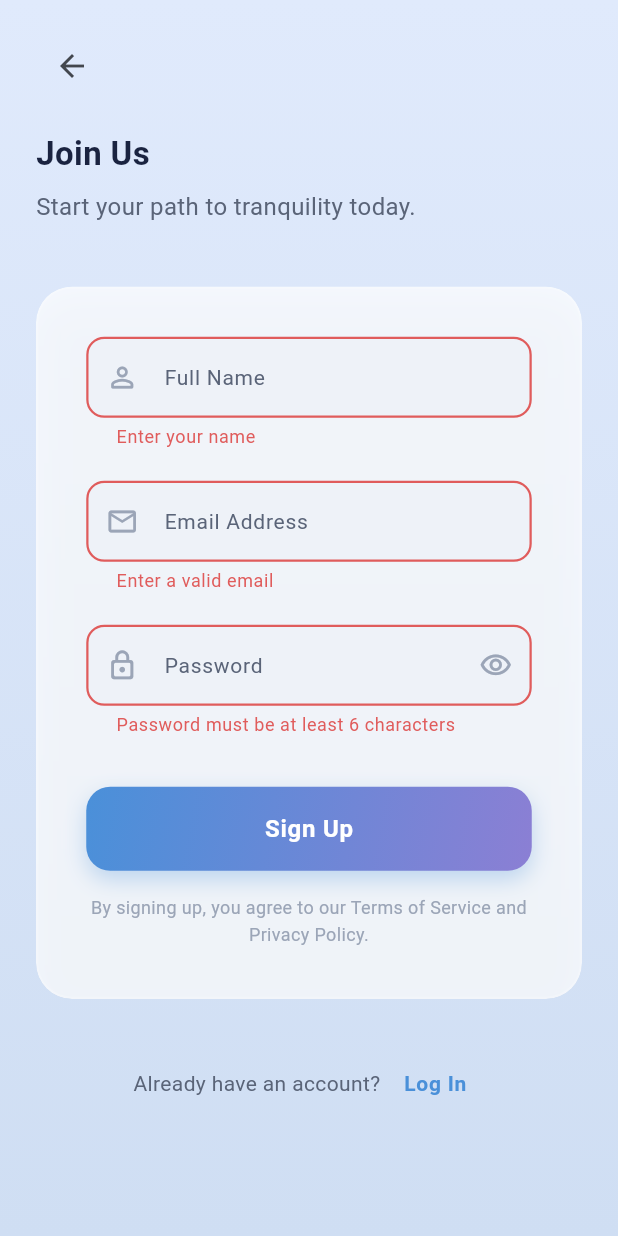
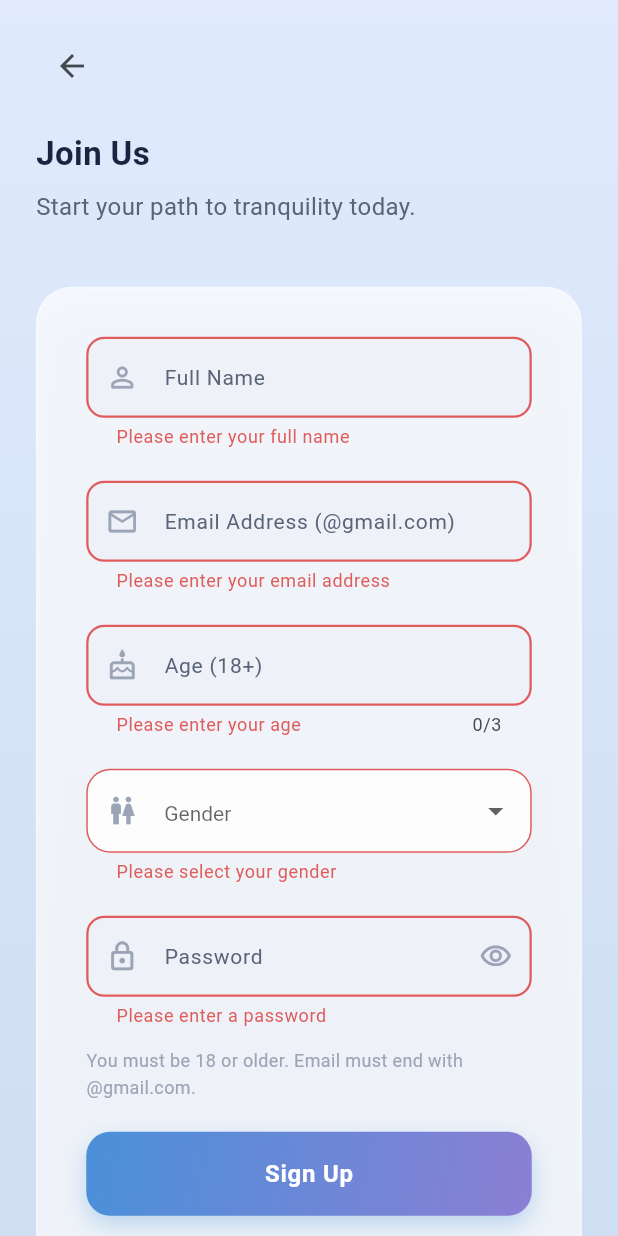
Before and after one commit to kidanuabebaw24-hue/therapy-app, a Flutter app: the RegisterScreen screen opened by its route, after a tap on "Sign Up", on a phone screen of 412 x 824 dp. Run offline on Flutter 3.47's test engine with Material 3 defaults, Android fonts, the phone set to English and light mode, and no system bars; drawn by our look-alikes of flutter_animate; our stand-ins replace cached_network_image, dio, fl_chart, flutter_riverpod, flutter_secure_storage, go_router and 6 more; accounts and stored records are empty; Roboto replaces fonts that are missing (Outfit).

Commit message:
Add registration validation for name, Gmail email, age 18+, and gender
Mobile sign-up now requires male/female selection, blocks digits in name, validates @gmail.com emails, and sends age/gender to the backend.

Co-authored-by: Cursor <cursoragent@cursor.com>

```diff
--- a/theraphy-flutter/lib/features/auth/presentation/pages/register_screen.dart
+++ b/theraphy-flutter/lib/features/auth/presentation/pages/register_screen.dart
@@ -1,14 +1,14 @@
 import 'package:flutter/material.dart';
+import 'package:flutter/services.dart';
 import 'package:flutter_animate/flutter_animate.dart';
 import 'package:theraphy_flutter/l10n/app_localizations.dart';
 import 'package:flutter_riverpod/flutter_riverpod.dart';
-import 'package:go_router/go_router.dart';
 import '../../../../core/constants/app_colors.dart';
 import '../../../../core/constants/app_text_styles.dart';
-import '../../../../routes/app_routes.dart';
 import '../widgets/auth_button.dart';
 import '../widgets/auth_text_field.dart';
 import '../widgets/glass_card.dart';
+import '../utils/register_validators.dart';
 import 'package:theraphy_flutter/features/auth/presentation/providers/auth_provider.dart';
 
 class RegisterScreen extends ConsumerStatefulWidget {
@@ -22,13 +22,21 @@ class _RegisterScreenState extends ConsumerState<RegisterScreen> {
   final _formKey = GlobalKey<FormState>();
   final _nameController = TextEditingController();
   final _emailController = TextEditingController();
+  final _ageController = TextEditingController();
   final _passwordController = TextEditingController();
+  String? _selectedGender;
   bool _isLoading = false;
+
+  static final _nameFormatters = [
+    FilteringTextInputFormatter.deny(RegExp(r'[0-9]')),
+    FilteringTextInputFormatter.allow(RegExp(r"[a-zA-Z\s'.-]")),
+  ];
 
   @override
   void dispose() {
     _nameController.dispose();
     _emailController.dispose();
+    _ageController.dispose();
     _passwordController.dispose();
     super.dispose();
   }
@@ -39,15 +47,17 @@ class _RegisterScreenState extends ConsumerState<RegisterScreen> {
     setState(() => _isLoading = true);
 
     try {
+      final age = int.parse(_ageController.text.trim());
       final success = await ref.read(authProvider.notifier).register(
-        _nameController.text,
-        _emailController.text,
-        _passwordController.text,
-      );
+            name: _nameController.text,
+            email: _emailController.text,
+            password: _passwordController.text,
+            age: age,
+            gender: _selectedGender!,
+          );
 
       if (success && mounted) {
-        // The router will automatically redirect to the dashboard
-        // because the auth state is now authenticated.
+        // Router redirects when auth state becomes authenticated.
       }
     } catch (e) {
       if (mounted) {
@@ -112,19 +122,35 @@ class _RegisterScreenState extends ConsumerState<RegisterScreen> {
                             controller: _nameController,
                             hintText: l10n.fullName,
                             prefixIcon: Icons.person_outline_rounded,
-                            validator: (val) => val == null || val.isEmpty
-                                ? l10n.enterYourName
-                                : null,
+                            inputFormatters: _nameFormatters,
+                            validator: RegisterValidators.validateName,
                           ),
                           const SizedBox(height: 20),
                           AuthTextField(
                             controller: _emailController,
-                            hintText: l10n.emailAddress,
+                            hintText: '${l10n.emailAddress} (@gmail.com)',
                             prefixIcon: Icons.email_outlined,
                             keyboardType: TextInputType.emailAddress,
-                            validator: (val) => val == null || !val.contains('@')
-                                ? l10n.invalidEmail
-                                : null,
+                            validator: RegisterValidators.validateGmail,
+                          ),
+                          const SizedBox(height: 20),
+                          AuthTextField(
+                            controller: _ageController,
+                            hintText: 'Age (18+)',
+                            prefixIcon: Icons.cake_outlined,
+                            keyboardType: TextInputType.number,
+                            maxLength: 3,
+                            inputFormatters: [
+                              FilteringTextInputFormatter.digitsOnly,
+                            ],
+                            validator: RegisterValidators.validateAge,
+                          ),
+                          const SizedBox(height: 20),
+                          _GenderField(
+                            value: _selectedGender,
+                            onChanged: (value) =>
+                                setState(() => _selectedGender = value),
+                            validator: RegisterValidators.validateGender,
                           ),
                           const SizedBox(height: 20),
                           AuthTextField(
@@ -132,11 +158,16 @@ class _RegisterScreenState extends ConsumerState<RegisterScreen> {
                             hintText: l10n.password,
                             prefixIcon: Icons.lock_outline_rounded,
                             isPassword: true,
-                            validator: (val) => val == null || val.length < 6
-                                ? l10n.passwordMinLength
-                                : null,
+                            validator: RegisterValidators.validatePassword,
                           ),
-                          const SizedBox(height: 32),
+                          const SizedBox(height: 12),
+                          Text(
+                            'You must be 18 or older. Email must end with @gmail.com.',
+                            style: AppTextStyles.bodySmall.copyWith(
+                              color: AppColors.textHint,
+                            ),
+                          ),
+                          const SizedBox(height: 20),
                           AuthButton(
                             text: l10n.signUp,
                             onPressed: _handleRegister,
@@ -161,7 +192,7 @@ class _RegisterScreenState extends ConsumerState<RegisterScreen> {
                         style: AppTextStyles.bodyMedium.copyWith(color: AppColors.textSecondary),
                       ),
                       TextButton(
-                        onPressed: () => context.pop(),
+                        onPressed: () => Navigator.of(context).pop(),
                         child: Text(
                           l10n.login,
                           style: const TextStyle(fontWeight: FontWeight.bold),
@@ -178,3 +209,51 @@ class _RegisterScreenState extends ConsumerState<RegisterScreen> {
     );
   }
 }
+
+class _GenderField extends StatelessWidget {
+  final String? value;
+  final ValueChanged<String?> onChanged;
+  final String? Function(String?)? validator;
+
+  const _GenderField({
+    required this.value,
+    required this.onChanged,
+    this.validator,
+  });
+
+  @override
+  Widget build(BuildContext context) {
+    return DropdownButtonFormField<String>(
+      value: value,
+      decoration: InputDecoration(
+        hintText: 'Gender',
+        prefixIcon: const Icon(Icons.wc_outlined, size: 22),
+        filled: true,
+        fillColor: Colors.white.withValues(alpha: 0.85),
+        border: OutlineInputBorder(
+          borderRadius: BorderRadius.circular(16),
+          borderSide: BorderSide.none,
+        ),
+        enabledBorder: OutlineInputBorder(
+          borderRadius: BorderRadius.circular(16),
+          borderSide: BorderSide(color: AppColors.surfaceVariant.withValues(alpha: 0.5)),
+        ),
+        focusedBorder: OutlineInputBorder(
+          borderRadius: BorderRadius.circular(16),
+          borderSide: const BorderSide(color: AppColors.primary, width: 1.5),
+        ),
+        errorBorder: OutlineInputBorder(
+          borderRadius: BorderRadius.circular(16),
+          borderSide: const BorderSide(color: AppColors.error),
+        ),
+      ),
+      style: AppTextStyles.bodyMedium,
+      items: const [
+        DropdownMenuItem(value: 'male', child: Text('Male')),
+        DropdownMenuItem(value: 'female', child: Text('Female')),
+      ],
+      onChanged: onChanged,
+      validator: validator,
+    );
+  }
+}
--- a/theraphy-flutter/lib/features/auth/presentation/providers/auth_provider.dart
+++ b/theraphy-flutter/lib/features/auth/presentation/providers/auth_provider.dart
@@ -141,14 +141,23 @@ class AuthNotifier extends StateNotifier<AuthState> {
     }
   }
 
-  Future<bool> register(String name, String email, String password) async {
+  Future<bool> register({
+    required String name,
+    required String email,
+    required String password,
+    required int age,
+    required String gender,
+  }) async {
     state = state.copyWith(status: AuthStatus.loading, error: null);
     try {
       print('🌐 Attempting registration for $email...');
       final response = await _apiClient.post(ApiConstants.register, data: {
-        'name': name,
-        'email': email,
+        'name': name.trim(),
+        'email': email.trim().toLowerCase(),
         'password': password,
+        'role': 'client',
+        'age': age,
+        'gender': gender,
       });
 
       print('📩 Register response received: ${response.statusCode}');
--- /dev/null
+++ b/theraphy-flutter/lib/features/auth/presentation/utils/register_validators.dart
@@ -0,0 +1,76 @@
+/// Registration form validation rules for the mobile client sign-up flow.
+class RegisterValidators {
+  static final RegExp _gmailEmail = RegExp(
+    r'^[a-zA-Z0-9._%+-]+@gmail\.com$',
+    caseSensitive: false,
+  );
+
+  static final RegExp _nameHasDigit = RegExp(r'\d');
+  static final RegExp _nameAllowed = RegExp(r"^[a-zA-Z\s'.-]+$");
+
+  static String? validateName(String? value) {
+    final trimmed = value?.trim() ?? '';
+    if (trimmed.isEmpty) {
+      return 'Please enter your full name';
+    }
+    if (_nameHasDigit.hasMatch(trimmed)) {
+      return 'Name cannot contain numbers';
+    }
+    if (!_nameAllowed.hasMatch(trimmed)) {
+      return 'Name can only contain letters, spaces, and . \' -';
+    }
+    if (trimmed.length < 2) {
+      return 'Name must be at least 2 characters';
+    }
+    return null;
+  }
+
+  static String? validateGmail(String? value) {
+    final trimmed = value?.trim() ?? '';
+    if (trimmed.isEmpty) {
+      return 'Please enter your email address';
+    }
+    if (!_gmailEmail.hasMatch(trimmed)) {
+      return 'Email must be a valid @gmail.com address';
+    }
+    return null;
+  }
+
+  static String? validateAge(String? value) {
+    final trimmed = value?.trim() ?? '';
+    if (trimmed.isEmpty) {
+      return 'Please enter your age';
+    }
+    final age = int.tryParse(trimmed);
+    if (age == null) {
+      return 'Please enter a valid age';
+    }
+    if (age < 18) {
+      return 'You must be at least 18 years old to register';
+    }
+    if (age > 120) {
+      return 'Please enter a valid age (18–120)';
+    }
+    return null;
+  }
+
+  static String? validateGender(String? value) {
+    if (value == null || value.isEmpty) {
+      return 'Please select your gender';
+    }
+    if (value != 'male' && value != 'female') {
+      return 'Please select male or female';
+    }
+    return null;
+  }
+
+  static String? validatePassword(String? value) {
+    if (value == null || value.isEmpty) {
+      return 'Please enter a password';
+    }
+    if (value.length < 6) {
+      return 'Password must be at least 6 characters';
+    }
+    return null;
+  }
+}
--- a/theraphy-flutter/lib/features/auth/presentation/widgets/auth_text_field.dart
+++ b/theraphy-flutter/lib/features/auth/presentation/widgets/auth_text_field.dart
@@ -1,4 +1,5 @@
 import 'package:flutter/material.dart';
+import 'package:flutter/services.dart';
 import '../../../../core/constants/app_colors.dart';
 import '../../../../core/constants/app_text_styles.dart';
 
@@ -9,6 +10,8 @@ class AuthTextField extends StatefulWidget {
   final bool isPassword;
   final TextInputType keyboardType;
   final String? Function(String?)? validator;
+  final List<TextInputFormatter>? inputFormatters;
+  final int? maxLength;
 
   const AuthTextField({
     super.key,
@@ -18,6 +21,8 @@ class AuthTextField extends StatefulWidget {
     this.isPassword = false,
     this.keyboardType = TextInputType.text,
     this.validator,
+    this.inputFormatters,
+    this.maxLength,
   });
 
   @override
@@ -33,6 +38,8 @@ class _AuthTextFieldState extends State<AuthTextField> {
       controller: widget.controller,
       obscureText: widget.isPassword ? _obscureText : false,
       keyboardType: widget.keyboardType,
+      inputFormatters: widget.inputFormatters,
+      maxLength: widget.maxLength,
       validator: widget.validator,
       style: AppTextStyles.bodyMedium,
       decoration: InputDecoration(
```
